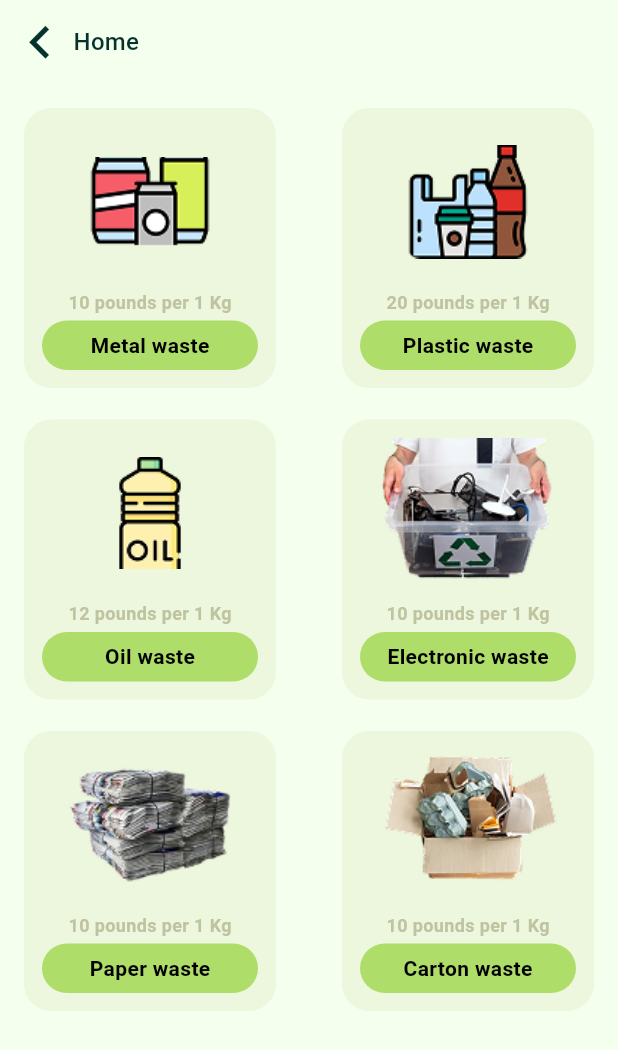
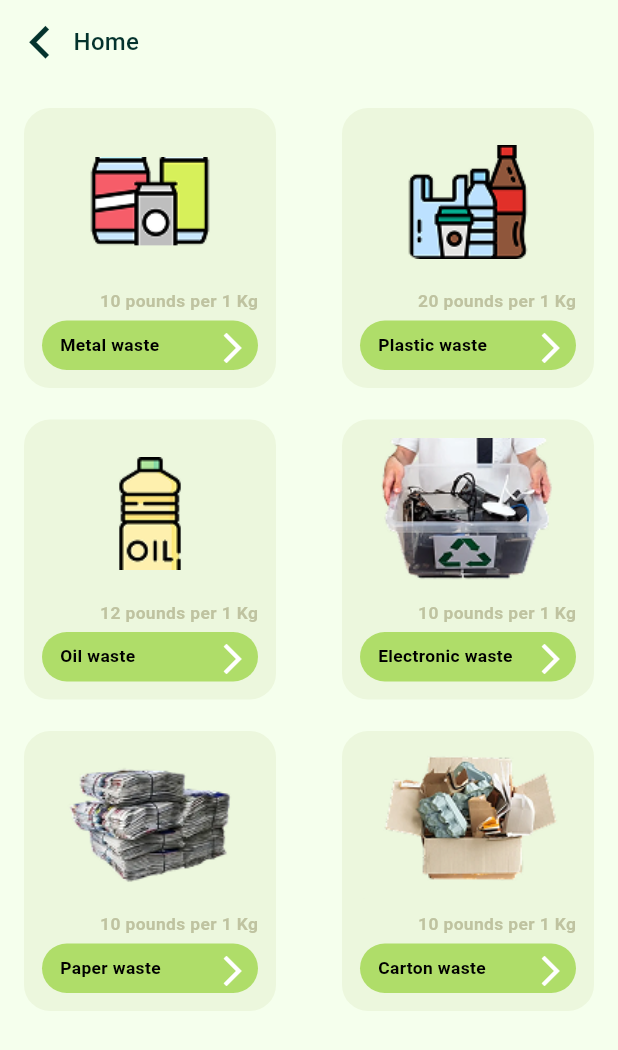
Before and after one commit to iemtiyaz-tharwat/Krakeeb, a Flutter app: the screen it shows after launch, on a phone screen of 412 x 824 dp. Shown: the top 1050 px of the screen. Run offline on Flutter 3.47's test engine with Material 3 defaults, Android fonts, the phone set to English and light mode, and no system bars; our stand-ins replace firebase_auth, firebase_core, flutter_bloc, flutter_screenutil, flutter_svg; accounts and stored records are empty; Roboto replaces fonts that are missing (Otama_ep).

Commit message:
edits on home screen

```diff
--- /dev/null
+++ b/lib/core/widgets/custom_botton.dart
@@ -0,0 +1,23 @@
+import 'package:flutter/material.dart';
+
+class CustomButton extends StatelessWidget {
+  final String title;
+  final VoidCallback onPressed;
+  final double? height;
+
+  const CustomButton({
+    super.key,
+    required this.title,
+    required this.onPressed,
+    this.height,
+  });
+
+  @override
+  Widget build(BuildContext context) {
+    return SizedBox(
+      height: height ?? 44,
+      width: double.infinity,
+      child: ElevatedButton(onPressed: onPressed, child: Text(title)),
+    );
+  }
+}
--- a/lib/features/home/screens/home_screen.dart
+++ b/lib/features/home/screens/home_screen.dart
@@ -2,6 +2,7 @@ import 'package:flutter/material.dart';
 import 'package:krakeeb/core/utils/constants/app_colors.dart';
 import 'package:krakeeb/core/utils/constants/category_values.dart';
 import 'package:krakeeb/core/widgets/custom_app_bar.dart';
+import 'package:krakeeb/features/home/models/waste_item_model.dart';
 import 'package:krakeeb/features/home/widgets/custom_waste_item_fiels.dart';
 
 class HomeScreen extends StatelessWidget {
@@ -13,26 +14,23 @@ class HomeScreen extends StatelessWidget {
       backgroundColor: AppColors.primary,
       appBar: CustomAppBar(title: "Home"),
       body: Padding(
+
         padding: const EdgeInsets.all(16),
-        child: GridView.builder(
-          itemCount: CategoryValues.wasteItems.length,
-          gridDelegate: const SliverGridDelegateWithFixedCrossAxisCount(
-            crossAxisCount: 2,
+
+        child: GridView.count(
+
+          crossAxisCount: 2,
             crossAxisSpacing: 44,
             mainAxisSpacing: 21,
             childAspectRatio: 0.9,
+            children:
+              List.generate(CategoryValues.wasteItems.length, (index){
+                return
+                CustomWasteItemFiels(item: CategoryValues.wasteItems[index]);
+              })
+
           ),
-          itemBuilder: (context, index) {
-            final item = CategoryValues.wasteItems[index];
-            return CustomWasteItemFiels(
-              item: item,
-              onTap: () {
-                debugPrint("Tapped on ${item.title}"); //لحد م نعمل الصفحات الي بعدها
-              },
-            );
-          },
         ),
-      ),
-    );
+      );
   }
 }
--- /dev/null
+++ b/lib/features/home/widgets/custom_elevated_item_botton.dart
@@ -0,0 +1,48 @@
+import 'package:flutter/material.dart';
+import 'package:flutter_screenutil/flutter_screenutil.dart';
+import 'package:krakeeb/features/home/models/waste_item_model.dart';
+
+class CustomElevatedItemBotton extends StatelessWidget {
+  final WasteItem item;
+  const CustomElevatedItemBotton({super.key, required this.item});
+
+  @override
+  Widget build(BuildContext context) {
+    return
+    InkWell(
+      onTap: () {
+
+      },
+      child: Container(
+        height: 33,
+        width: double.infinity,
+        decoration: BoxDecoration(
+          color: Color(0xffAFDD69),
+          borderRadius: BorderRadius.circular(18),
+        ),
+        child: Padding(
+          padding: const EdgeInsets.symmetric(horizontal: 12, vertical: 6),
+          child: Row(
+            mainAxisAlignment: MainAxisAlignment.start,
+            children: [
+              SizedBox(
+                width: 103,
+                child: Text(
+                  item.title,
+                  maxLines: 2,
+                  style: TextStyle(
+                    fontSize: 12.sp,
+                    color: Colors.black,
+                    fontWeight: FontWeight.w600,
+                  ),
+                ),
+              ),
+              Icon(Icons.arrow_forward_ios, color: Colors.white,)
+
+            ],
+          ),
+        ),
+      ),
+    );
+  }
+}
--- a/lib/features/home/widgets/custom_waste_item_fiels.dart
+++ b/lib/features/home/widgets/custom_waste_item_fiels.dart
@@ -2,74 +2,46 @@ import 'package:flutter/material.dart';
 import 'package:flutter_svg/flutter_svg.dart';
 import 'package:krakeeb/core/utils/constants/app_colors.dart';
 import 'package:krakeeb/features/home/models/waste_item_model.dart';
+import 'package:krakeeb/features/home/widgets/custom_elevated_item_botton.dart';
+import 'package:flutter_screenutil/flutter_screenutil.dart';
 
 class CustomWasteItemFiels extends StatelessWidget {
   final WasteItem item;
-  final VoidCallback onTap;
 
-  const CustomWasteItemFiels({
-    super.key,
-    required this.item,
-    required this.onTap,
-  });
+  const CustomWasteItemFiels({super.key, required this.item});
 
   @override
   Widget build(BuildContext context) {
-    return InkWell(
-      onTap: onTap,
-      child: Container(
-        width: 155,
-        height: 183,
+    return Container(
+      //width: 155.w,
+     // height: 183.h,
       decoration: BoxDecoration(
         color: AppColors.categoryContaineBackGroundColor,
-          borderRadius: BorderRadius.circular(18),
+        borderRadius: BorderRadius.circular(18.r),
       ),
-        padding: const EdgeInsets.all(12),
+      padding: EdgeInsets.all(12),
       child: Column(
-          mainAxisAlignment: MainAxisAlignment.spaceBetween,
         children: [
-            Expanded(
-              child: Image.asset(item.imagePath)
-            ),
-            const SizedBox(height: 8),
-
+          Expanded(child: Image.asset(item.imagePath)),
+           SizedBox(height: 8.h),
+          Row(
+            mainAxisAlignment: MainAxisAlignment.end,
+            children: [
 
               Text(
                 item.price,
-              style: const TextStyle(
-                fontSize: 12,
+                style: TextStyle(
+                  fontSize: 12.sp,
                   color: Color(0XFFA7A7A780),
                   fontWeight: FontWeight.w600,
                 ),
               ),
-
-            const SizedBox(height: 4),
-
-            Container(
-              height: 33,
-              width: 155,
-              decoration: BoxDecoration(
-                color: Color(0xffAFDD69),
-                borderRadius: BorderRadius.circular(18),
-              ),
-              child: Row(
-                mainAxisAlignment: MainAxisAlignment.center,
-                children: [
-                  Text(
-                    item.title,
-                    maxLines: 2,
-                    style: const TextStyle(
-                      fontSize: 14,
-                      color: Colors.black,
-                      fontWeight: FontWeight.bold,
-
-                    ),
-                  ),
             ],
           ),
-            ),
+
+           SizedBox(height: 4.h),
+          CustomElevatedItemBotton(item: item),
         ],
-        ),
       ),
     );
   }
```
Lines whose indentation alone changed are shown as unchanged.
